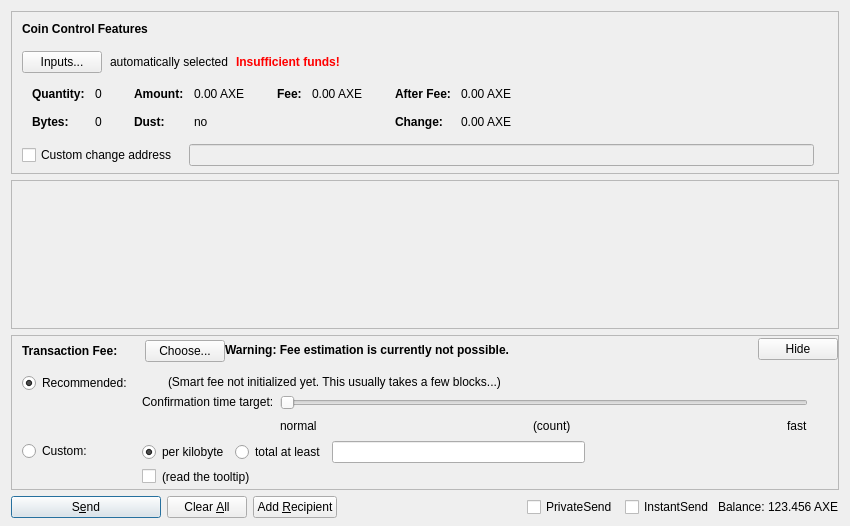
This is src/qt/forms/sendcoinsdialog.ui in AXErunners/axe as Qt 5 draws it before an edit. The edited form follows.
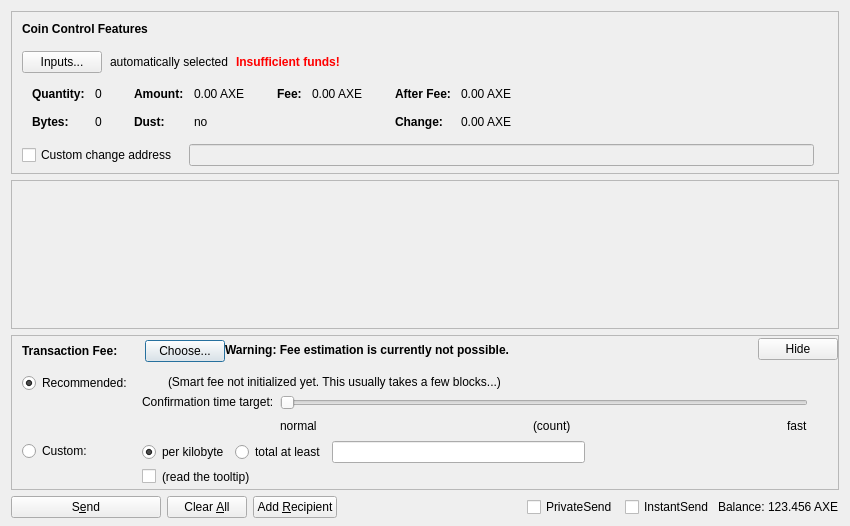
This is the edited form. Custom widgets are drawn as their Qt base class.

Commit message:
Merge #10177: Changed "Send" button default status from true to false
8c3e6c6 Changed "Send" button default status from true to false (KibbledJiveElkZoo)

Tree-SHA512: e60d7481351e88925d99b33bdb616f3c234e93ef052571b9c4a1328186ec9abb8b61b0c4299afcb731edad2634aef6b1adaad121646b6c0c56dc933662904674

Patch:
```diff
--- a/src/qt/forms/sendcoinsdialog.ui
+++ b/src/qt/forms/sendcoinsdialog.ui
@@ -1221,7 +1221,7 @@
         <bool>false</bool>
        </property>
        <property name="default">
-        <bool>true</bool>
+        <bool>false</bool>
        </property>
       </widget>
      </item>
```
